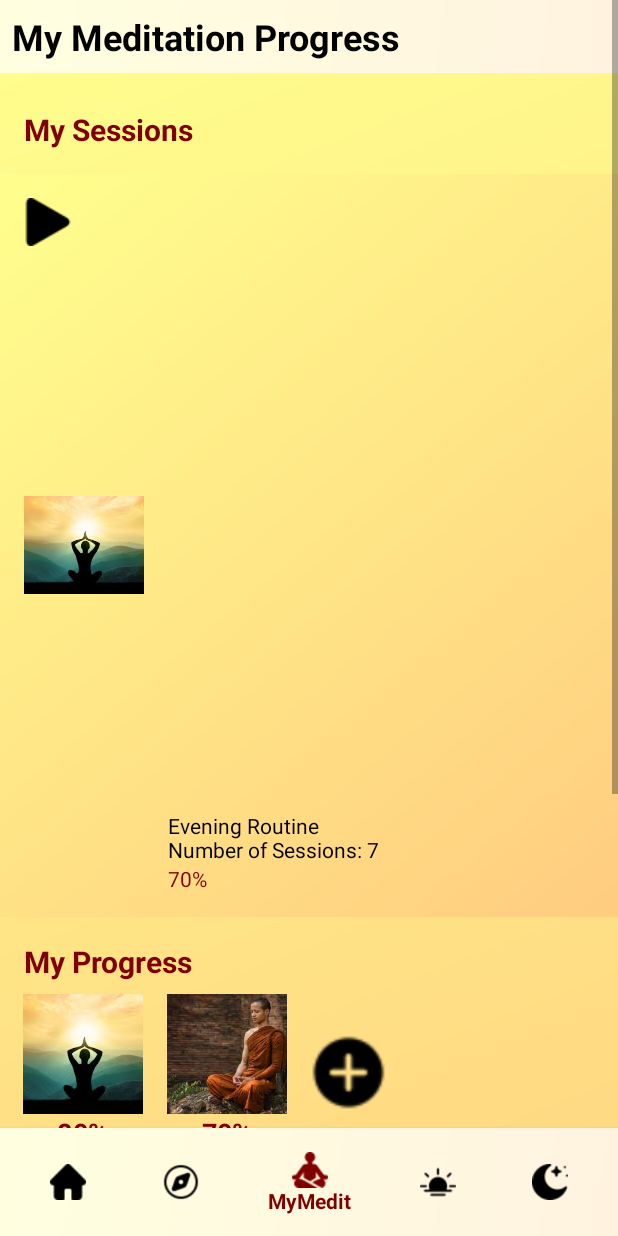
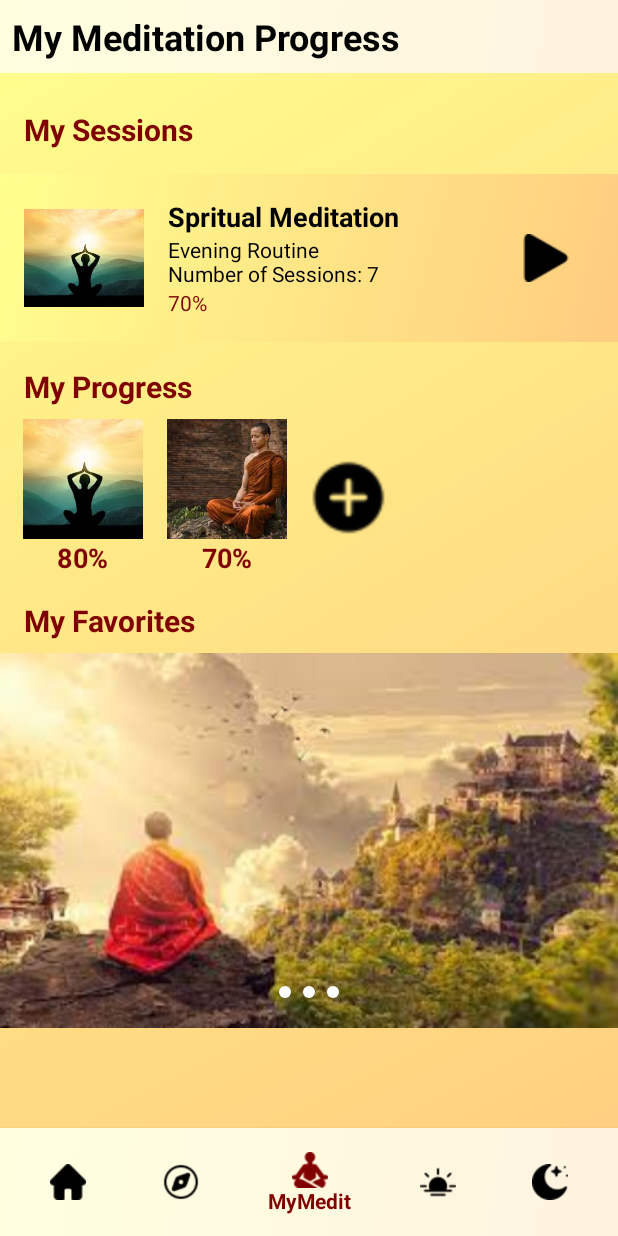
Before and after one commit to jasonpatigayon25/MeditationGuideApp, an Android app: the screen it shows after launch (MainActivity), item 3 of the bottom bar chosen, on a phone screen of 412 x 824 dp. Run offline under Robolectric (Android 15) with nearby library versions, the phone set to English and light mode, and no system bars; our stand-ins replace Firebase (no records; nobody signed in at launch, a user with empty details on screens opened directly).

Commit message:
project and exam for finals

```diff
--- a/app/src/main/res/layout/fragment_my_meditation.xml
+++ b/app/src/main/res/layout/fragment_my_meditation.xml
@@ -57,15 +57,14 @@
 
             <TextView
                 android:id="@+id/session_title"
-                android:layout_width="0dp"
+                android:layout_width="wrap_content"
                 android:layout_height="wrap_content"
+                android:layout_toEndOf="@id/session_icon"
+                android:layout_alignTop="@id/session_icon"
                 android:text="@string/spiritual_meditation"
                 android:textSize="18sp"
                 android:textStyle="bold"
-                android:textColor="@android:color/black"
-                app:layout_constraintStart_toEndOf="@id/session_icon"
-                app:layout_constraintEnd_toStartOf="@id/play_button"
-                app:layout_constraintTop_toTopOf="@id/session_icon" />
+                android:textColor="@android:color/black" />
 
             <TextView
                 android:id="@+id/session_details"
@@ -90,10 +89,10 @@
                 android:layout_width="wrap_content"
                 android:layout_height="wrap_content"
                 android:src="@drawable/ic_play"
-                android:contentDescription="@string/play_session_description"
-                app:layout_constraintEnd_toEndOf="parent"
-                app:layout_constraintTop_toTopOf="@id/session_icon"
-                app:layout_constraintBottom_toBottomOf="@id/session_icon" />
+                android:layout_alignParentEnd="true"
+                android:layout_centerVertical="true"
+                android:layout_marginEnd="16dp"
+                android:contentDescription="@string/play_session_description" />
         </RelativeLayout>
 
         <TextView
```
